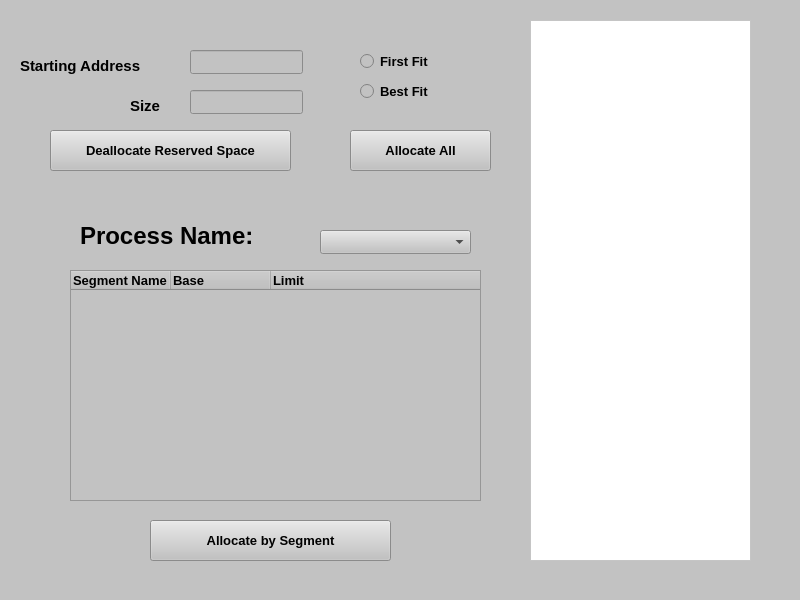
First picture: the form in test.ui, repository Gerges-Wageh/Memory-Allocation, before the edit.
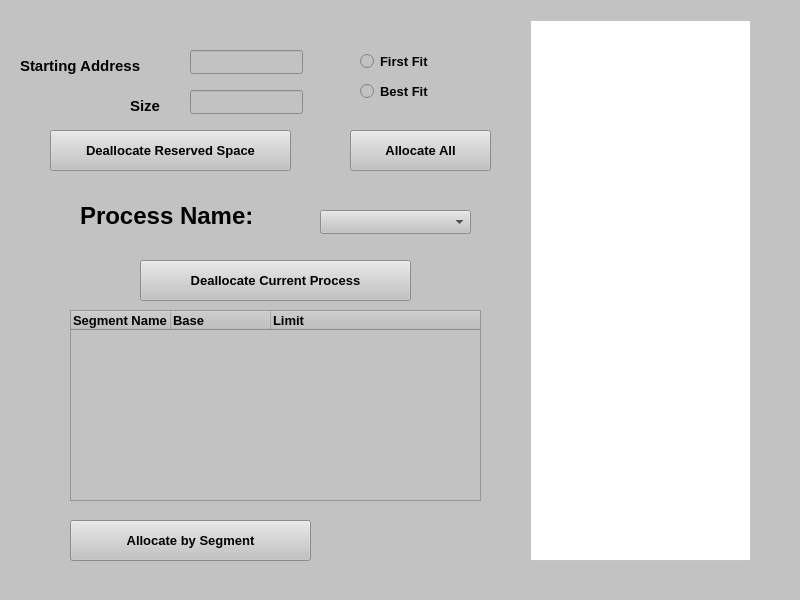
Second picture: the form after the edit.

The edit to the form file:
```diff
--- a/test.ui
+++ b/test.ui
@@ -34,9 +34,9 @@
     <property name="geometry">
      <rect>
       <x>70</x>
-      <y>270</y>
+      <y>310</y>
       <width>411</width>
-      <height>231</height>
+      <height>191</height>
      </rect>
     </property>
     <property name="sizePolicy">
@@ -144,7 +144,7 @@
     <property name="geometry">
      <rect>
       <x>80</x>
-      <y>220</y>
+      <y>200</y>
       <width>221</width>
       <height>31</height>
      </rect>
@@ -244,7 +244,7 @@
     <property name="geometry">
      <rect>
       <x>320</x>
-      <y>230</y>
+      <y>210</y>
       <width>151</width>
       <height>24</height>
      </rect>
@@ -256,7 +256,7 @@
    <widget class="QPushButton" name="alloc">
     <property name="geometry">
      <rect>
-      <x>150</x>
+      <x>70</x>
       <y>520</y>
       <width>241</width>
       <height>41</height>
@@ -333,6 +333,26 @@
      <string>Best Fit</string>
     </property>
    </widget>
+   <widget class="QPushButton" name="dealloc_current">
+    <property name="geometry">
+     <rect>
+      <x>140</x>
+      <y>260</y>
+      <width>271</width>
+      <height>41</height>
+     </rect>
+    </property>
+    <property name="font">
+     <font>
+      <pointsize>10</pointsize>
+      <weight>75</weight>
+      <bold>true</bold>
+     </font>
+    </property>
+    <property name="text">
+     <string>Deallocate Current Process</string>
+    </property>
+   </widget>
   </widget>
   <widget class="QStatusBar" name="statusbar"/>
  </widget>
```
